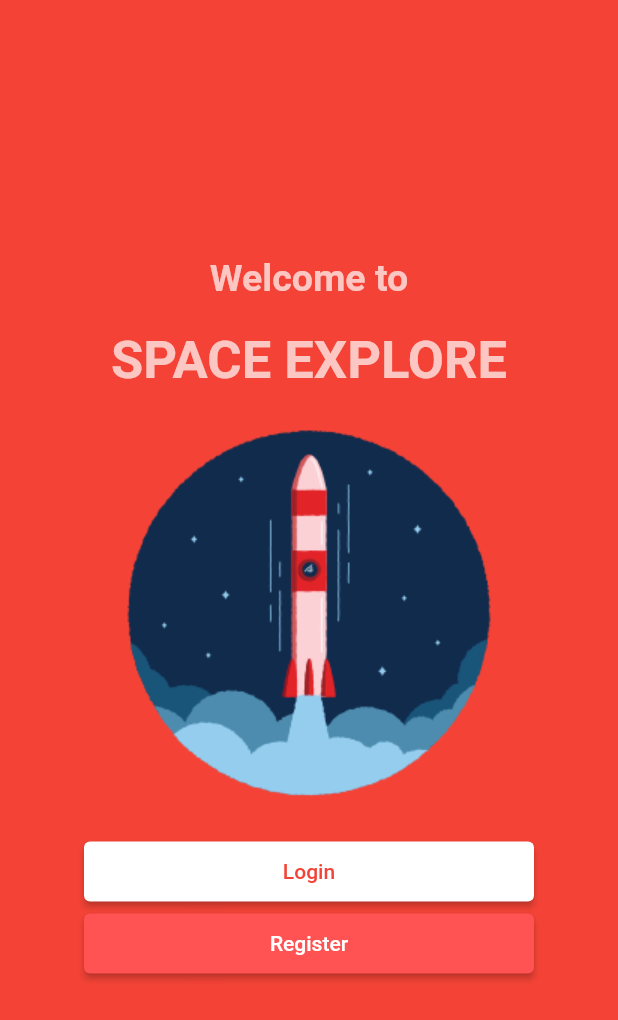
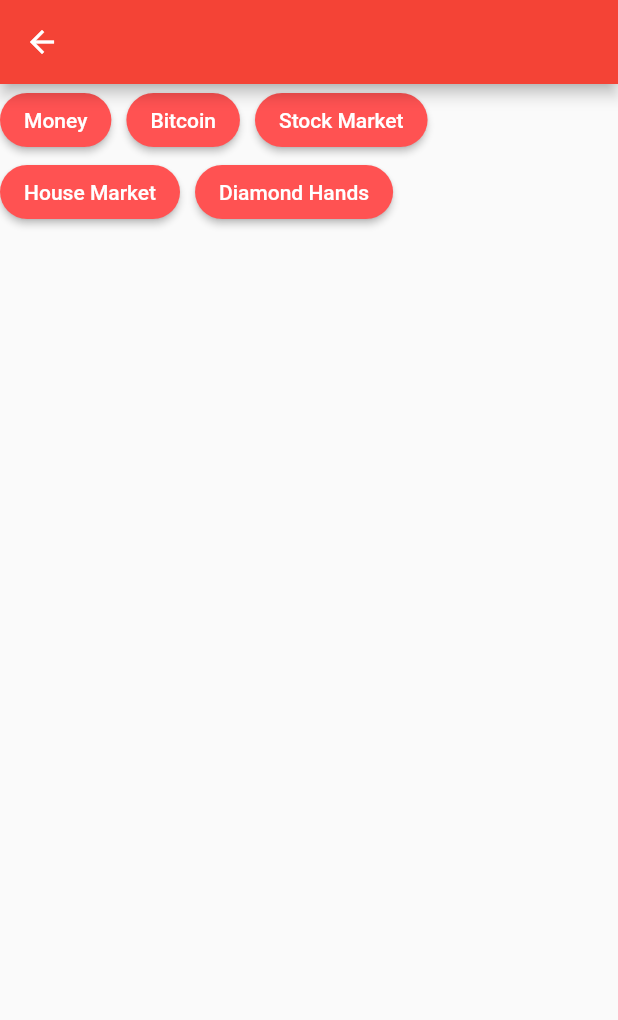
Before and after one commit to maazjnr/First-Flutter-App, a Flutter app: the screen it shows after launch, after a tap on "Login", on a phone screen of 412 x 824 dp. Shown: the top 1020 px of the screen. Run offline on Flutter 3.47's test engine with Material 2 defaults, Android fonts, the phone set to English and light mode, and no system bars.

```diff
--- /dev/null
+++ b/lib/home_page.dart
@@ -0,0 +1,66 @@
+import 'package:flutter/material.dart';
+
+class HomePage extends StatelessWidget {
+  const HomePage({super.key});
+
+  @override
+  Widget build(BuildContext context) {
+    return Scaffold(
+      appBar: AppBar(),
+      body: Column(
+        children: [
+          Wrap(
+            spacing: 10,
+            children: [
+              ElevatedButton(
+                onPressed: () {},
+                style: ElevatedButton.styleFrom(
+                  backgroundColor: Colors.redAccent,
+                  foregroundColor: Colors.white,
+                  shape: const StadiumBorder(),
+                ),
+                child: const Text('Money'),
+              ),
+              ElevatedButton(
+                onPressed: () {},
+                style: ElevatedButton.styleFrom(
+                  backgroundColor: Colors.redAccent,
+                  foregroundColor: Colors.white,
+                  shape: const StadiumBorder(),
+                ),
+                child: const Text('Bitcoin'),
+              ),
+              ElevatedButton(
+                onPressed: () {},
+                style: ElevatedButton.styleFrom(
+                  backgroundColor: Colors.redAccent,
+                  foregroundColor: Colors.white,
+                  shape: const StadiumBorder(),
+                ),
+                child: const Text('Stock Market'),
+              ),
+              ElevatedButton(
+                onPressed: () {},
+                style: ElevatedButton.styleFrom(
+                  backgroundColor: Colors.redAccent,
+                  foregroundColor: Colors.white,
+                  shape: const StadiumBorder(),
+                ),
+                child: const Text('House Market'),
+              ),
+              ElevatedButton(
+                onPressed: () {},
+                style: ElevatedButton.styleFrom(
+                  backgroundColor: Colors.redAccent,
+                  foregroundColor: Colors.white,
+                  shape: const StadiumBorder(),
+                ),
+                child: const Text('Diamond Hands'),
+              )
+            ],
+          ),
+        ],
+      ),
+    );
+  }
+}
--- a/lib/main.dart
+++ b/lib/main.dart
@@ -1,6 +1,7 @@
 import 'dart:ui';
 
 import 'package:flutter/material.dart';
+import 'package:flutterapp/home_page.dart';
 
 void main() {
   runApp(const MyApp());
@@ -38,17 +39,17 @@ class LoginPage extends StatelessWidget {
             'Welcome to',
             style: TextStyle(
                 color: Colors.white70,
-                fontSize: 25,
+                fontSize: 15,
                 fontWeight: FontWeight.bold),
           ),
           const SizedBox(
-            height: 20.0,
+            height: 10.0,
           ),
           const Text(
-            'SPACE EXPLORE',
+            'Space Explore',
             style: TextStyle(
                 color: Colors.white70,
-                fontSize: 35,
+                fontSize: 30,
                 fontWeight: FontWeight.w700),
           ),
           const SizedBox(
@@ -59,7 +60,15 @@ class LoginPage extends StatelessWidget {
             height: 20.0,
           ),
           ElevatedButton(
-            onPressed: () {},
+            onPressed: () {
+               Navigator.of(context).push(
+                MaterialPageRoute(
+                  builder: (BuildContext context) {
+                    return const HomePage();
+                  },
+                ),
+              );
+            },
             style: ElevatedButton.styleFrom(
               backgroundColor: Colors.white,
               foregroundColor: Colors.red,
@@ -68,7 +77,7 @@ class LoginPage extends StatelessWidget {
             child: const Text('Login'),
           ),
           ElevatedButton(
-            onPressed: () {},
+            onPressed: () { },
             style: ElevatedButton.styleFrom(
               backgroundColor: Colors.redAccent,
               foregroundColor: Colors.white,
```
